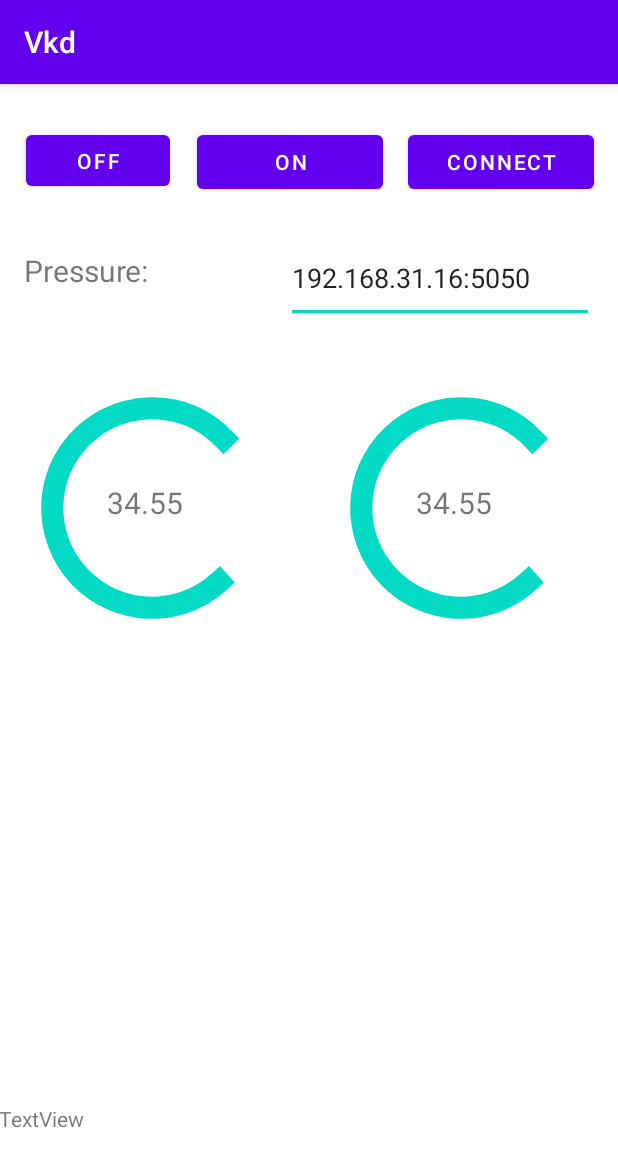
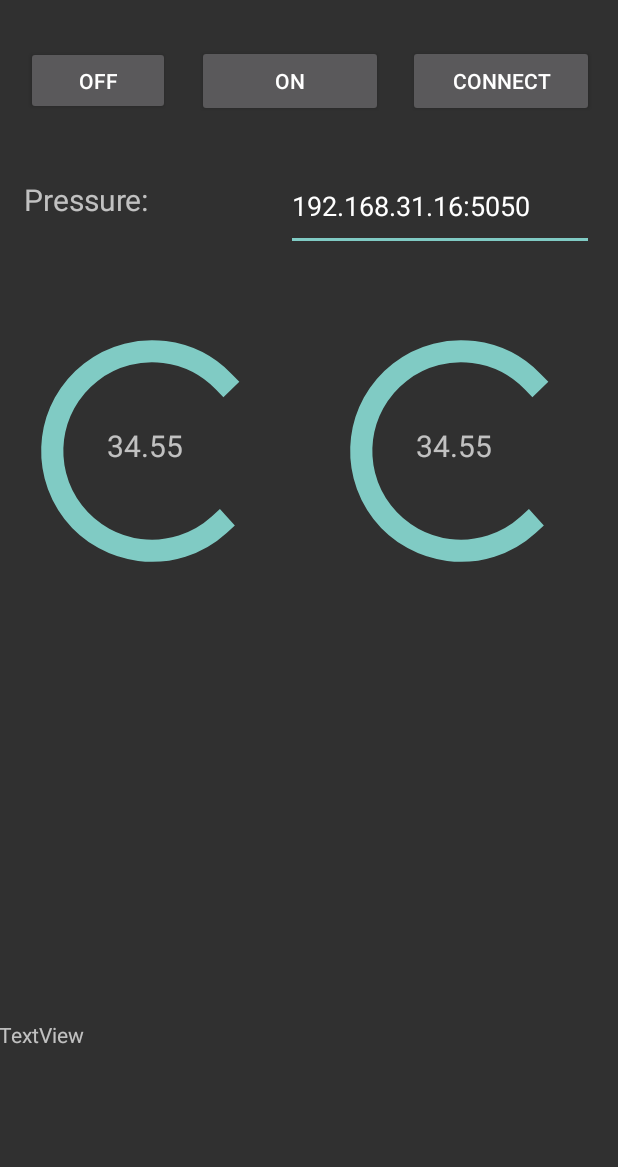
Before and after one commit to ggLamer/VKD, an Android app: the screen it shows after launch (MainActivity), on a phone screen of 412 x 824 dp. Shown: the top 1167 px of the screen. Run offline under Robolectric (Android 15) with nearby library versions, the phone set to English and light mode, and no system bars; libraries missing offline, so code that uses them is left out: com.mikhaellopez.circularprogressbar; plain views replace CircularProgressBar; Roboto replaces fonts that are not available here; 2 statements that could not run were skipped.

Commit message:
update Theme

```diff
--- a/Android App/Vkd/app/src/main/AndroidManifest.xml
+++ b/Android App/Vkd/app/src/main/AndroidManifest.xml
@@ -9,7 +9,7 @@
         android:roundIcon="@mipmap/ic_launcher_round"
         android:supportsRtl="true"
         android:usesCleartextTraffic="true"
-        android:theme="@style/Theme.Vkd">
+        android:theme="@style/Theme.AppCompat.NoActionBar">
 
         <activity android:name=".MainActivity">
             <intent-filter>
--- a/Android App/Vkd/app/src/main/java/com/gglame/vkd/MainActivity.kt
+++ b/Android App/Vkd/app/src/main/java/com/gglame/vkd/MainActivity.kt
@@ -24,7 +24,7 @@ class MainActivity : AppCompatActivity() {
         super.onCreate(savedInstanceState)
         setContentView(R.layout.activity_main)
 
-        val but = findViewById(R.id.conn) as Button
+        val but = findViewById<Button>(R.id.conn)
         val temp = findViewById(R.id.temp) as TextView
         val press = findViewById(R.id.press) as TextView
         val humi = findViewById(R.id.humidity) as TextView
```
